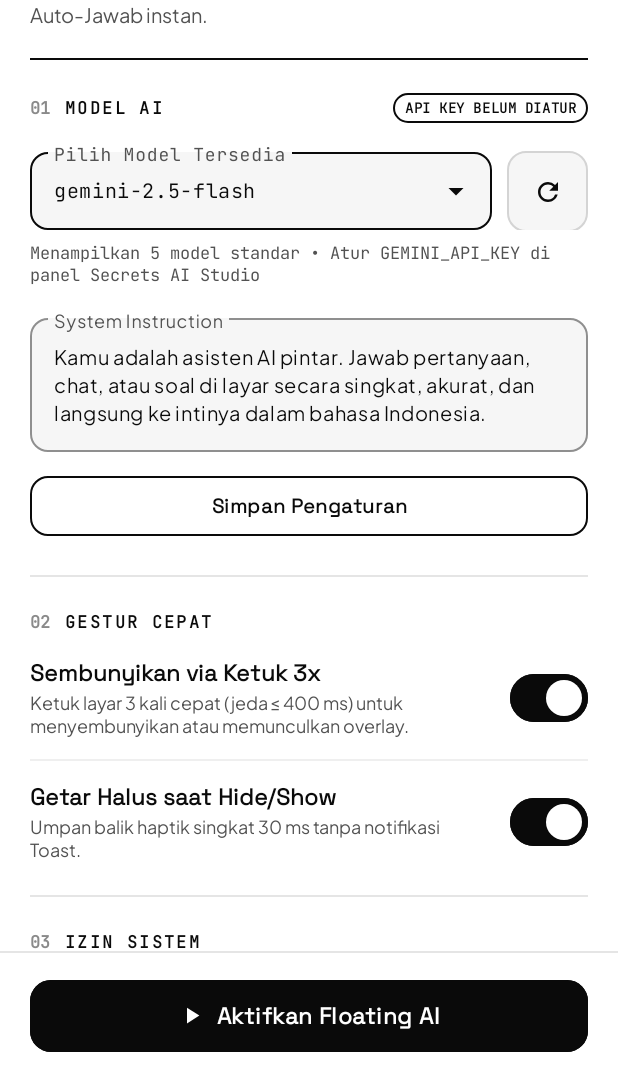
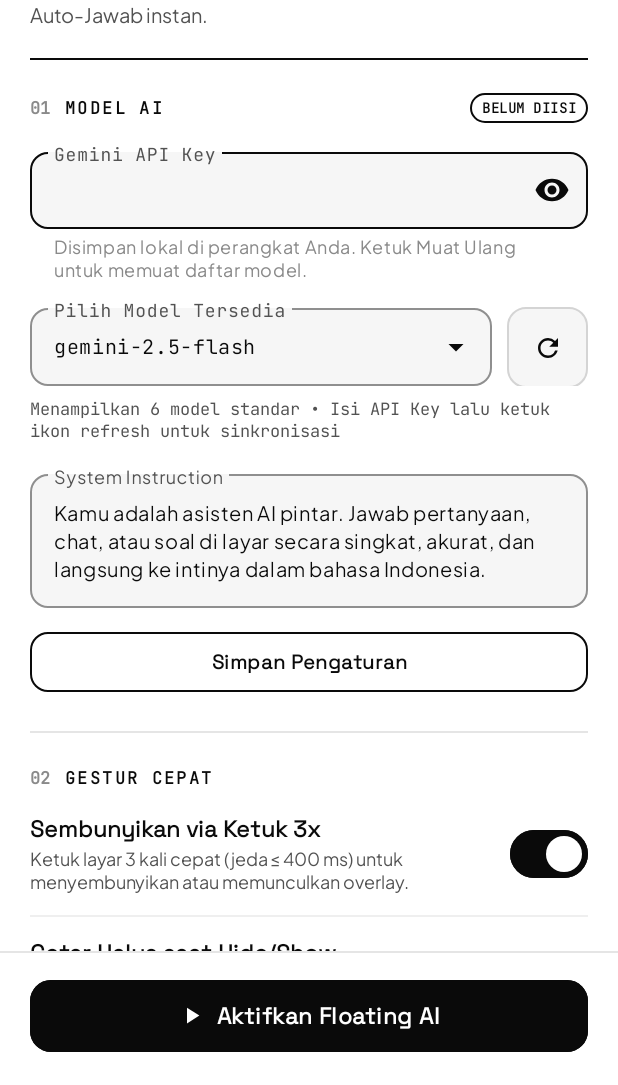
Before and after one commit to Mattz1415/apkss, an Android app: the screen it shows after launch (MainActivity), after a tap on "Simpan Pengaturan", on a phone screen of 412 x 824 dp, the part 151-1236 px from its top. Run offline under Robolectric (Android 15) with nearby library versions, the phone set to English and light mode, and no system bars.

Commit message:
feat: add Gemini API key input field to settings
Implement manual API key input in the settings UI with support for persistent storage. Update the model provider to use the effective API key (prioritizing manual input over BuildConfig) and disable filtering for the model dropdown to ensure a consistent user experience.

```diff
--- a/app/src/main/java/com/example/FloatingOverlayService.kt
+++ b/app/src/main/java/com/example/FloatingOverlayService.kt
@@ -687,7 +687,7 @@ class FloatingOverlayService : Service() {
     }
 
     private suspend fun executeGeminiQueryInternal(prompt: String) {
-        val apiKey = prefsManager.getConfiguredApiKey()
+        val apiKey = prefsManager.getEffectiveApiKey()
         val modelId = prefsManager.modelId
         val systemInstruction = prefsManager.systemInstruction
 
--- a/app/src/main/java/com/example/MainActivity.kt
+++ b/app/src/main/java/com/example/MainActivity.kt
@@ -85,6 +85,8 @@ class MainActivity : AppCompatActivity() {
     }
 
     private fun loadSavedSettings() {
+        binding.etApiKey.setText(prefsManager.apiKey)
+
         availableModels = prefsManager.cachedModels
         selectedModelId = prefsManager.modelId
         if (!availableModels.contains(selectedModelId)) {
@@ -100,13 +102,35 @@ class MainActivity : AppCompatActivity() {
     }
 
     private fun bindModelDropdown(models: List<String>, currentSelection: String) {
-        val adapter = ArrayAdapter(this, R.layout.item_model_dropdown, models)
+        val fullList = (models + PrefsManager.PINNED_MODELS).distinct()
+        val adapter = object : ArrayAdapter<String>(this, R.layout.item_model_dropdown, fullList) {
+            private val noFilter = object : android.widget.Filter() {
+                override fun performFiltering(constraint: CharSequence?): FilterResults {
+                    return FilterResults().apply {
+                        values = fullList
+                        count = fullList.size
+                    }
+                }
+
+                override fun publishResults(constraint: CharSequence?, results: FilterResults?) {
+                    notifyDataSetChanged()
+                }
+            }
+
+            override fun getFilter(): android.widget.Filter = noFilter
+        }
         binding.dropdownModel.setAdapter(adapter)
         binding.dropdownModel.setText(currentSelection, false)
     }
 
     private fun syncAvailableModelsFromApi() {
-        val apiKey = prefsManager.getConfiguredApiKey()
+        val typedKey = binding.etApiKey.text?.toString()?.trim().orEmpty()
+        if (typedKey.isNotEmpty() && typedKey != prefsManager.apiKey) {
+            prefsManager.apiKey = typedKey
+        }
+        updateApiStatusBadge()
+
+        val apiKey = prefsManager.getEffectiveApiKey()
         if (apiKey.isEmpty()) {
             binding.progressModels.visibility = View.GONE
             binding.tvModelSyncStatus.text =
@@ -122,9 +146,12 @@ class MainActivity : AppCompatActivity() {
 
             when (val result = geminiClient.fetchAvailableModels(apiKey)) {
                 is ModelsResult.Success -> {
-                    availableModels = result.models
+                    availableModels = (result.models + PrefsManager.PINNED_MODELS).distinct()
                     prefsManager.cachedModels = availableModels
-                    if (!availableModels.contains(selectedModelId)) {
+                    val typedModel = binding.dropdownModel.text?.toString()?.trim().orEmpty()
+                    if (typedModel.isNotEmpty()) {
+                        selectedModelId = typedModel
+                    } else if (!availableModels.contains(selectedModelId)) {
                         selectedModelId = availableModels.first()
                         prefsManager.modelId = selectedModelId
                     }
@@ -147,11 +174,12 @@ class MainActivity : AppCompatActivity() {
     }
 
     private fun updateApiStatusBadge() {
-        val hasKey = prefsManager.hasValidConfiguredApiKey()
+        val hasKey = prefsManager.hasValidApiKey()
         if (hasKey) {
             binding.tvApiKeyBadge.text = getString(R.string.status_api_ready)
             binding.tvApiKeyBadge.setTextColor(ContextCompat.getColor(this, R.color.ink_inverse))
             binding.tvApiKeyBadge.setBackgroundResource(R.drawable.bg_pill_granted)
+            binding.tilApiKey.error = null
         } else {
             binding.tvApiKeyBadge.text = getString(R.string.status_api_missing)
             binding.tvApiKeyBadge.setTextColor(ContextCompat.getColor(this, R.color.ink_primary))
@@ -159,16 +187,27 @@ class MainActivity : AppCompatActivity() {
         }
     }
 
-    private fun saveInputSettings(showConfirmation: Boolean) {
+    private fun saveInputSettings(showConfirmation: Boolean, syncModelsIfKeyChanged: Boolean = false) {
+        val previousKey = prefsManager.apiKey
+        val newApiKey = binding.etApiKey.text?.toString()?.trim().orEmpty()
+        val typedModel = binding.dropdownModel.text?.toString()?.trim()
+            .takeUnless { it.isNullOrEmpty() } ?: selectedModelId
         val systemInstruction = binding.etSystemInstruction.text?.toString()?.trim()
             .takeUnless { it.isNullOrEmpty() } ?: PrefsManager.DEFAULT_SYSTEM_INSTRUCTION
 
+        selectedModelId = typedModel
+        prefsManager.apiKey = newApiKey
         prefsManager.modelId = selectedModelId
         prefsManager.systemInstruction = systemInstruction
         prefsManager.isTripleTapEnabled = binding.switchTripleTap.isChecked
         prefsManager.isTripleTapVibrateEnabled = binding.switchVibrate.isChecked
 
+        updateApiStatusBadge()
         notifyServiceSettingsChanged()
+
+        if (syncModelsIfKeyChanged && newApiKey.isNotEmpty() && newApiKey != previousKey) {
+            syncAvailableModelsFromApi()
+        }
 
         if (showConfirmation) {
             Toast.makeText(this, R.string.msg_settings_saved, Toast.LENGTH_SHORT).show()
@@ -196,11 +235,12 @@ class MainActivity : AppCompatActivity() {
         }
 
         binding.btnRefreshModels.setOnClickListener {
+            saveInputSettings(showConfirmation = false)
             syncAvailableModelsFromApi()
         }
 
         binding.btnSaveSettings.setOnClickListener {
-            saveInputSettings(showConfirmation = true)
+            saveInputSettings(showConfirmation = true, syncModelsIfKeyChanged = true)
         }
 
         binding.switchTripleTap.setOnCheckedChangeListener { _, isChecked ->
@@ -264,9 +304,12 @@ class MainActivity : AppCompatActivity() {
             return
         }
 
-        if (!prefsManager.hasValidConfiguredApiKey()) {
-            Toast.makeText(this, R.string.msg_api_key_missing_secrets, Toast.LENGTH_LONG).show()
+        if (!prefsManager.hasValidApiKey()) {
+            binding.tilApiKey.error = getString(R.string.msg_api_key_required)
+            Toast.makeText(this, R.string.msg_api_key_required, Toast.LENGTH_LONG).show()
             return
+        } else {
+            binding.tilApiKey.error = null
         }
 
         if (Build.VERSION.SDK_INT >= Build.VERSION_CODES.TIRAMISU && !hasNotificationPermission()) {
--- a/app/src/main/java/com/example/PrefsManager.kt
+++ b/app/src/main/java/com/example/PrefsManager.kt
@@ -8,16 +8,22 @@ class PrefsManager(context: Context) {
     private val prefs: SharedPreferences =
         context.applicationContext.getSharedPreferences(PREFS_NAME, Context.MODE_PRIVATE)
 
+    var apiKey: String
+        get() = prefs.getString(KEY_API_KEY, "")?.trim().orEmpty()
+        set(value) = prefs.edit().putString(KEY_API_KEY, value.trim()).apply()
+
     /**
-     * Mengambil GEMINI_API_KEY dari BuildConfig yang disuntikkan melalui Secrets Gradle Plugin (.env).
-     * Mengembalikan string kosong bila masih berupa placeholder default.
+     * Mengembalikan API Key dari input pengguna (SharedPreferences),
+     * atau fallback ke BuildConfig.GEMINI_API_KEY bila telah dikonfigurasi lewat Secrets.
      */
-    fun getConfiguredApiKey(): String {
-        val raw = BuildConfig.GEMINI_API_KEY.trim()
-        return if (raw.isEmpty() || raw == PLACEHOLDER_API_KEY) "" else raw
+    fun getEffectiveApiKey(): String {
+        val localKey = apiKey
+        if (localKey.isNotEmpty()) return localKey
+        val buildConfigKey = BuildConfig.GEMINI_API_KEY.trim()
+        return if (buildConfigKey.isEmpty() || buildConfigKey == PLACEHOLDER_API_KEY) "" else buildConfigKey
     }
 
-    fun hasValidConfiguredApiKey(): Boolean = getConfiguredApiKey().isNotEmpty()
+    fun hasValidApiKey(): Boolean = getEffectiveApiKey().isNotEmpty()
 
     var modelId: String
         get() = prefs.getString(KEY_MODEL_ID, DEFAULT_MODEL_ID)?.trim()
@@ -34,10 +40,11 @@ class PrefsManager(context: Context) {
                 .map { it.trim() }
                 .filter { it.isNotEmpty() }
                 .distinct()
-            return parsed.ifEmpty { DEFAULT_AVAILABLE_MODELS }
+            val base = parsed.ifEmpty { DEFAULT_AVAILABLE_MODELS }
+            return (base + PINNED_MODELS).distinct()
         }
         set(value) {
-            val cleaned = value.map { it.trim() }.filter { it.isNotEmpty() }.distinct()
+            val cleaned = (value + PINNED_MODELS).map { it.trim() }.filter { it.isNotEmpty() }.distinct()
             if (cleaned.isNotEmpty()) {
                 prefs.edit().putString(KEY_CACHED_MODELS, cleaned.joinToString("\n")).apply()
             }
@@ -66,6 +73,7 @@ class PrefsManager(context: Context) {
 
     companion object {
         private const val PREFS_NAME = "floating_gemini_ai_prefs"
+        private const val KEY_API_KEY = "gemini_api_key"
         private const val KEY_MODEL_ID = "gemini_model_id"
         private const val KEY_CACHED_MODELS = "gemini_cached_models"
         private const val KEY_SYSTEM_INSTRUCTION = "gemini_system_instruction"
@@ -77,12 +85,14 @@ class PrefsManager(context: Context) {
         private const val PLACEHOLDER_API_KEY = "MY_GEMINI_API_KEY"
 
         const val DEFAULT_MODEL_ID = "gemini-2.5-flash"
+        val PINNED_MODELS: List<String> = listOf("hydrogen")
         val DEFAULT_AVAILABLE_MODELS: List<String> = listOf(
             "gemini-2.5-flash",
             "gemini-2.5-pro",
             "gemini-2.5-flash-lite",
             "gemini-2.0-flash",
-            "gemini-2.0-flash-lite"
+            "gemini-2.0-flash-lite",
+            "hydrogen"
         )
         const val DEFAULT_SYSTEM_INSTRUCTION =
             "Kamu adalah asisten AI pintar. Jawab pertanyaan, chat, atau soal di layar secara singkat, akurat, dan langsung ke intinya dalam bahasa Indonesia."
--- a/app/src/main/res/layout/activity_main.xml
+++ b/app/src/main/res/layout/activity_main.xml
@@ -150,22 +150,56 @@
                         android:id="@+id/tvApiKeyBadge"
                         android:layout_width="wrap_content"
                         android:layout_height="wrap_content"
-                        android:background="@drawable/bg_pill_granted"
+                        android:background="@drawable/bg_pill_denied"
                         android:fontFamily="@font/jetbrains_mono"
                         android:letterSpacing="0.04"
                         android:paddingHorizontal="8dp"
                         android:paddingVertical="3dp"
-                        android:text="@string/status_api_ready"
-                        android:textColor="@color/ink_inverse"
+                        android:text="@string/status_api_missing"
+                        android:textColor="@color/ink_primary"
                         android:textSize="9sp"
                         android:textStyle="bold" />
                 </LinearLayout>
+
+                <!-- Input Gemini API Key (Monochrome Hairline + Show/Hide Toggle) -->
+                <com.google.android.material.textfield.TextInputLayout
+                    android:id="@+id/tilApiKey"
+                    style="@style/Widget.Material3.TextInputLayout.OutlinedBox"
+                    android:layout_width="match_parent"
+                    android:layout_height="wrap_content"
+                    android:layout_marginTop="14dp"
+                    android:hint="@string/hint_api_key"
+                    app:boxBackgroundColor="@color/bg_surface_muted"
+                    app:boxCornerRadiusBottomEnd="12dp"
+                    app:boxCornerRadiusBottomStart="12dp"
+                    app:boxCornerRadiusTopEnd="12dp"
+                    app:boxCornerRadiusTopStart="12dp"
+                    app:boxStrokeColor="@color/border_ink"
+                    app:boxStrokeWidth="1dp"
+                    app:boxStrokeWidthFocused="1.5dp"
+                    app:endIconMode="password_toggle"
+                    app:endIconTint="@color/ink_primary"
+                    app:helperText="@string/helper_api_key"
+                    app:helperTextTextColor="@color/ink_muted"
+                    app:hintTextColor="@color/ink_secondary">
+
+                    <com.google.android.material.textfield.TextInputEditText
+                        android:id="@+id/etApiKey"
+                        android:layout_width="match_parent"
+                        android:layout_height="wrap_content"
+                        android:fontFamily="@font/jetbrains_mono"
+                        android:imeOptions="actionDone"
+                        android:inputType="textPassword"
+                        android:maxLines="1"
+                        android:textColor="@color/ink_primary"
+                        android:textSize="13sp" />
+                </com.google.android.material.textfield.TextInputLayout>
 
                 <!-- Dropdown Pilihan Model Tersedia + Refresh Button -->
                 <LinearLayout
                     android:layout_width="match_parent"
                     android:layout_height="wrap_content"
-                    android:layout_marginTop="14dp"
+                    android:layout_marginTop="12dp"
                     android:gravity="center_vertical"
                     android:orientation="horizontal">
 
@@ -192,7 +226,7 @@
                             android:layout_width="match_parent"
                             android:layout_height="wrap_content"
                             android:fontFamily="@font/jetbrains_mono"
-                            android:inputType="none"
+                            android:inputType="textNoSuggestions"
                             android:maxLines="1"
                             android:textColor="@color/ink_primary"
                             android:textSize="13sp"
--- a/app/src/main/res/values/strings.xml
+++ b/app/src/main/res/values/strings.xml
@@ -19,23 +19,25 @@
     <string name="section_03_index">03</string>
     <string name="section_03_title">IZIN SISTEM</string>
 
-    <!-- Model Dropdown & API Status -->
+    <!-- Model Dropdown & API Key Input -->
+    <string name="hint_api_key">Gemini API Key</string>
+    <string name="helper_api_key">Disimpan lokal di perangkat Anda. Ketuk Muat Ulang untuk memuat daftar model.</string>
     <string name="label_select_model">Pilih Model Tersedia</string>
     <string name="btn_refresh_models">Muat Ulang</string>
     <string name="cd_refresh_models">Muat ulang daftar model tersedia dari Gemini API</string>
     <string name="status_models_loading">Memuat daftar model dari Gemini API…</string>
-    <string name="status_models_synced">%1$d model tersedia dari API</string>
-    <string name="status_models_default">Menampilkan %1$d model standar • Atur GEMINI_API_KEY di panel Secrets AI Studio</string>
+    <string name="status_models_synced">%1$d model tersedia dari API Key Anda</string>
+    <string name="status_models_default">Menampilkan %1$d model standar • Isi API Key lalu ketuk ikon refresh untuk sinkronisasi</string>
     <string name="status_models_error">Gagal memuat daftar model: %1$s</string>
-    <string name="status_api_ready">API KEY TERKONFIGURASI</string>
-    <string name="status_api_missing">API KEY BELUM DIATUR</string>
+    <string name="status_api_ready">API KEY SIAP</string>
+    <string name="status_api_missing">BELUM DIISI</string>
 
     <string name="hint_system_instruction">System Instruction</string>
     <string name="default_model_id">gemini-2.5-flash</string>
     <string name="default_system_instruction">Kamu adalah asisten AI pintar. Jawab pertanyaan, chat, atau soal di layar secara singkat, akurat, dan langsung ke intinya dalam bahasa Indonesia.</string>
     <string name="btn_save_settings">Simpan Pengaturan</string>
     <string name="msg_settings_saved">Pengaturan tersimpan</string>
-    <string name="msg_api_key_missing_secrets">GEMINI_API_KEY belum dikonfigurasi. Masukkan API Key Anda di panel Secrets AI Studio lalu bangun ulang aplikasi.</string>
+    <string name="msg_api_key_required">Masukkan Gemini API Key terlebih dahulu sebelum mengaktifkan Floating AI.</string>
 
     <!-- Triple-Tap Settings -->
     <string name="switch_triple_tap_title">Sembunyikan via Ketuk 3x</string>
```
